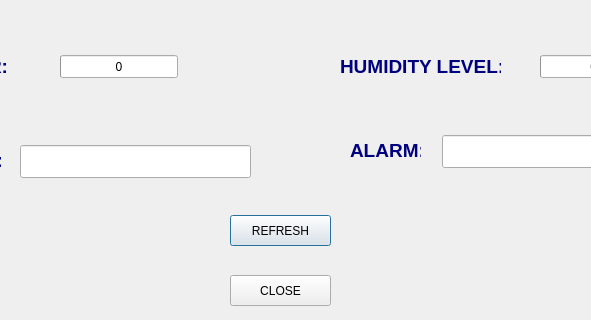
Before: the Qt Designer form Project1/myQT.ui in Shreya1809/eid-fall2018, drawn with Qt 5; both pictures show x 160 to 751 and y 315 to 635 of the 899 by 635 pixel window.
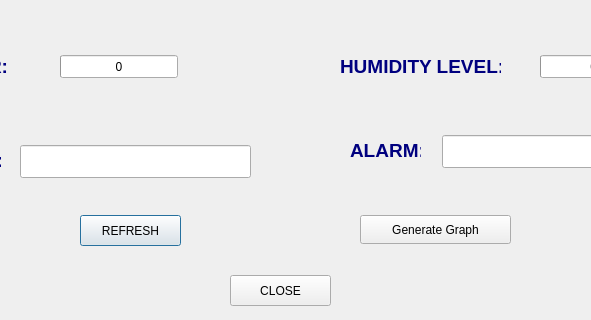
After: the same form once the commit is applied.

```diff
--- a/Project1/myQT.ui
+++ b/Project1/myQT.ui
@@ -44,7 +44,7 @@
   <widget class="QPushButton" name="refresh">
    <property name="geometry">
     <rect>
-     <x>390</x>
+     <x>240</x>
      <y>530</y>
      <width>101</width>
      <height>31</height>
@@ -385,6 +385,19 @@
     </rect>
    </property>
   </widget>
+  <widget class="QPushButton" name="gen_graph">
+   <property name="geometry">
+    <rect>
+     <x>520</x>
+     <y>530</y>
+     <width>151</width>
+     <height>29</height>
+    </rect>
+   </property>
+   <property name="text">
+    <string>Generate Graph</string>
+   </property>
+  </widget>
  </widget>
  <resources/>
  <connections>
```
